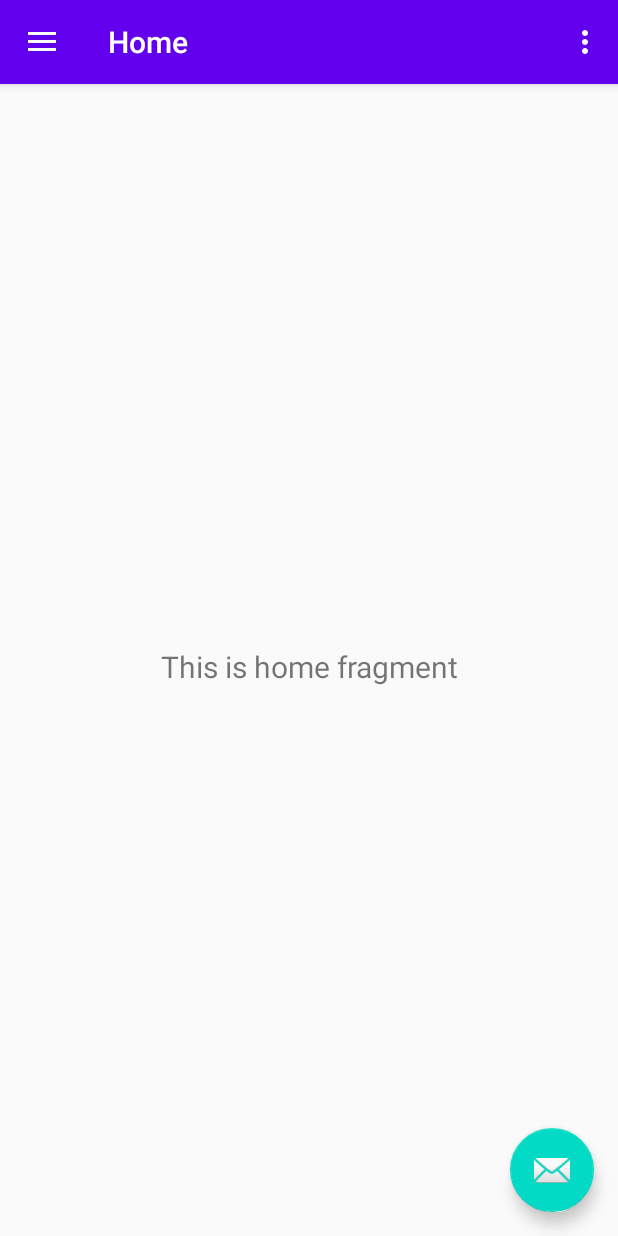
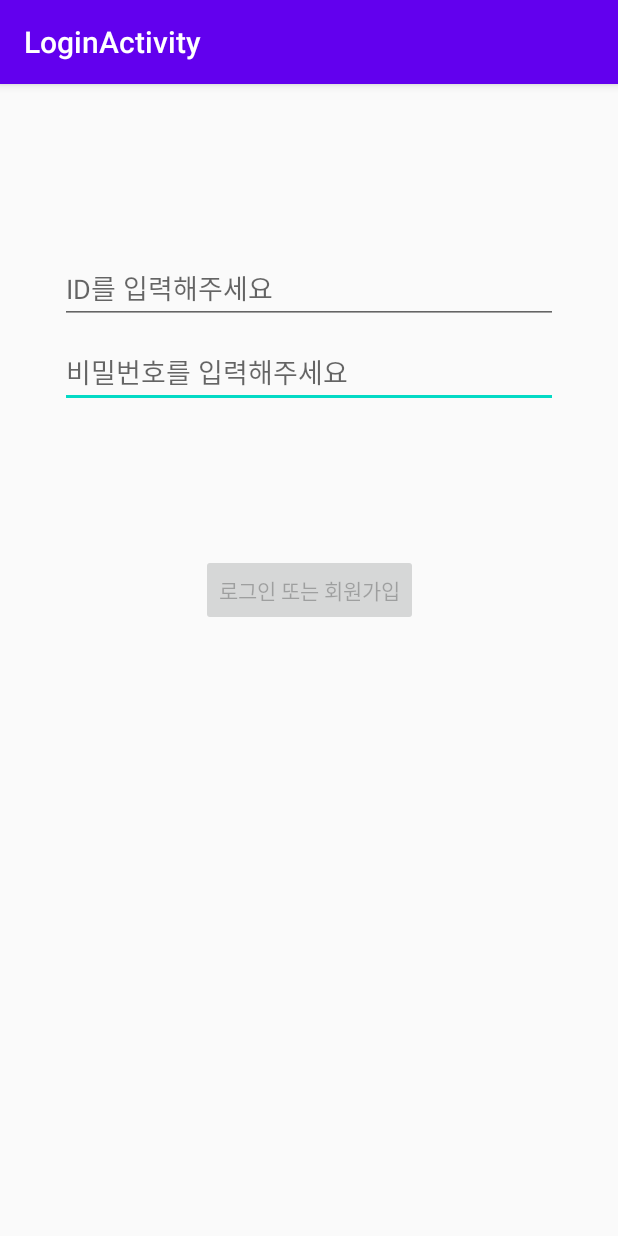
Before and after one commit to TyeolRik/TENNISTRING, an Android app: the screen it shows after launch (MainActivity before the commit, LoginActivity after it), on a phone screen of 412 x 824 dp. Run offline under Robolectric (Android 15) with nearby library versions, the light colour scheme and no system bars; our stand-ins replace Firebase (no records; nobody signed in at launch, a user with empty details on screens opened directly).

Commit message:
Trying to make login. Able to Access Firebase Database.

```diff
--- a/app/build.gradle
+++ b/app/build.gradle
@@ -1,4 +1,5 @@
 apply plugin: 'com.android.application'
+apply plugin: 'com.google.gms.google-services'  // Firebase
 
 android {
     compileSdkVersion 29
@@ -30,6 +31,11 @@ dependencies {
     implementation 'androidx.navigation:navigation-fragment:2.2.2'
     implementation 'androidx.navigation:navigation-ui:2.2.2'
     implementation 'androidx.lifecycle:lifecycle-extensions:2.2.0'
+    implementation 'androidx.annotation:annotation:1.1.0'
+
+    implementation 'com.google.firebase:firebase-analytics:17.4.2'  // add the Firebase SDK for Google Analytics
+    implementation 'com.google.firebase:firebase-firestore:21.4.3'
+
     testImplementation 'junit:junit:4.12'
     androidTestImplementation 'androidx.test.ext:junit:1.1.1'
     androidTestImplementation 'androidx.test.espresso:espresso-core:3.2.0'
--- /dev/null
+++ b/app/src/main/java/io/tyeolrik/tennistring/data/LoginRepository.java
@@ -0,0 +1,54 @@
+package io.tyeolrik.tennistring.data;
+
+import io.tyeolrik.tennistring.data.model.LoggedInUser;
+
+/**
+ * Class that requests authentication and user information from the remote data source and
+ * maintains an in-memory cache of login status and user credentials information.
+ */
+public class LoginRepository {
+
+    private static volatile LoginRepository instance;
+
+    private LoginDataSource dataSource;
+
+    // If user credentials will be cached in local storage, it is recommended it be encrypted
+    // @see https://developer.android.com/training/articles/keystore
+    private LoggedInUser user = null;
+
+    // private constructor : singleton access
+    private LoginRepository(LoginDataSource dataSource) {
+        this.dataSource = dataSource;
+    }
+
+    public static LoginRepository getInstance(LoginDataSource dataSource) {
+        if (instance == null) {
+            instance = new LoginRepository(dataSource);
+        }
+        return instance;
+    }
+
+    public boolean isLoggedIn() {
+        return user != null;
+    }
+
+    public void logout() {
+        user = null;
+        dataSource.logout();
+    }
+
+    private void setLoggedInUser(LoggedInUser user) {
+        this.user = user;
+        // If user credentials will be cached in local storage, it is recommended it be encrypted
+        // @see https://developer.android.com/training/articles/keystore
+    }
+
+    public Result<LoggedInUser> login(String username, String password) {
+        // handle login
+        Result<LoggedInUser> result = dataSource.login(username, password);
+        if (result instanceof Result.Success) {
+            setLoggedInUser(((Result.Success<LoggedInUser>) result).getData());
+        }
+        return result;
+    }
+}
--- /dev/null
+++ b/app/src/main/java/io/tyeolrik/tennistring/ui/login/LoginActivity.java
@@ -0,0 +1,131 @@
+package io.tyeolrik.tennistring.ui.login;
+
+import android.app.Activity;
+
+import androidx.lifecycle.Observer;
+import androidx.lifecycle.ViewModelProviders;
+
+import android.os.Bundle;
+
+import androidx.annotation.Nullable;
+import androidx.annotation.StringRes;
+import androidx.appcompat.app.AppCompatActivity;
+
+import android.text.Editable;
+import android.text.TextWatcher;
+import android.view.KeyEvent;
+import android.view.View;
+import android.view.inputmethod.EditorInfo;
+import android.widget.Button;
+import android.widget.EditText;
+import android.widget.ProgressBar;
+import android.widget.TextView;
+import android.widget.Toast;
+
+import io.tyeolrik.tennistring.R;
+import io.tyeolrik.tennistring.ui.login.LoginViewModel;
+import io.tyeolrik.tennistring.ui.login.LoginViewModelFactory;
+
+public class LoginActivity extends AppCompatActivity {
+
+    private LoginViewModel loginViewModel;
+
+    @Override
+    public void onCreate(Bundle savedInstanceState) {
+        super.onCreate(savedInstanceState);
+        setContentView(R.layout.activity_login);
+        loginViewModel = ViewModelProviders.of(this, new LoginViewModelFactory())
+                .get(LoginViewModel.class);
+
+        final EditText usernameEditText = findViewById(R.id.username);
+        final EditText passwordEditText = findViewById(R.id.password);
+        final Button loginButton = findViewById(R.id.login);
+        final ProgressBar loadingProgressBar = findViewById(R.id.loading);
+
+        loginViewModel.getLoginFormState().observe(this, new Observer<LoginFormState>() {
+            @Override
+            public void onChanged(@Nullable LoginFormState loginFormState) {
+                if (loginFormState == null) {
+                    return;
+                }
+                loginButton.setEnabled(loginFormState.isDataValid());
+                if (loginFormState.getUsernameError() != null) {
+                    usernameEditText.setError(getString(loginFormState.getUsernameError()));
+                }
+                if (loginFormState.getPasswordError() != null) {
+                    passwordEditText.setError(getString(loginFormState.getPasswordError()));
+                }
+            }
+        });
+
+        loginViewModel.getLoginResult().observe(this, new Observer<LoginResult>() {
+            @Override
+            public void onChanged(@Nullable LoginResult loginResult) {
+                if (loginResult == null) {
+                    return;
+                }
+                loadingProgressBar.setVisibility(View.GONE);
+                if (loginResult.getError() != null) {
+                    showLoginFailed(loginResult.getError());
+                }
+                if (loginResult.getSuccess() != null) {
+                    updateUiWithUser(loginResult.getSuccess());
+                }
+                setResult(Activity.RESULT_OK);
+
+                //Complete and destroy login activity once successful
+                finish();
+            }
+        });
+
+        TextWatcher afterTextChangedListener = new TextWatcher() {
+            @Override
+            public void beforeTextChanged(CharSequence s, int start, int count, int after) {
+                // ignore
+            }
+
+            @Override
+            public void onTextChanged(CharSequence s, int start, int before, int count) {
+                // ignore
+            }
+
+            @Override
+            public void afterTextChanged(Editable s) {
+                loginViewModel.loginDataChanged(usernameEditText.getText().toString(),
+                        passwordEditText.getText().toString());
+            }
+        };
+        usernameEditText.addTextChangedListener(afterTextChangedListener);
+        passwordEditText.addTextChangedListener(afterTextChangedListener);
+        passwordEditText.setOnEditorActionListener(new TextView.OnEditorActionListener() {
+
+            @Override
+            public boolean onEditorAction(TextView v, int actionId, KeyEvent event) {
+                if (actionId == EditorInfo.IME_ACTION_DONE) {
+                    loginViewModel.login(usernameEditText.getText().toString(),
+                            passwordEditText.getText().toString());
+                }
+                return false;
+            }
+        });
+
+        loginButton.setOnClickListener(new View.OnClickListener() {
+            @Override
+            public void onClick(View v) {
+                loadingProgressBar.setVisibility(View.VISIBLE);
+                loginViewModel.login(usernameEditText.getText().toString(),
+                        passwordEditText.getText().toString());
+            }
+        });
+    }
+
+    private void updateUiWithUser(LoggedInUserView model) {
+        String welcome = getString(R.string.welcome) + model.getDisplayName();
+        // TODO : initiate successful logged in experience
+        Toast.makeText(getApplicationContext(), welcome, Toast.LENGTH_LONG).show();
+    }
+
+    private void showLoginFailed(@StringRes Integer errorString) {
+        Toast.makeText(getApplicationContext(), errorString, Toast.LENGTH_SHORT).show();
+    }
+}
--- /dev/null
+++ b/app/src/main/java/io/tyeolrik/tennistring/ui/login/LoginViewModel.java
@@ -0,0 +1,70 @@
+package io.tyeolrik.tennistring.ui.login;
+
+import androidx.lifecycle.LiveData;
+import androidx.lifecycle.MutableLiveData;
+import androidx.lifecycle.ViewModel;
+
+import android.util.Patterns;
+
+import io.tyeolrik.tennistring.data.LoginRepository;
+import io.tyeolrik.tennistring.data.Result;
+import io.tyeolrik.tennistring.data.model.LoggedInUser;
+import io.tyeolrik.tennistring.R;
+
+public class LoginViewModel extends ViewModel {
+
+    private MutableLiveData<LoginFormState> loginFormState = new MutableLiveData<>();
+    private MutableLiveData<LoginResult> loginResult = new MutableLiveData<>();
+    private LoginRepository loginRepository;
+
+    LoginViewModel(LoginRepository loginRepository) {
+        this.loginRepository = loginRepository;
+    }
+
+    LiveData<LoginFormState> getLoginFormState() {
+        return loginFormState;
+    }
+
+    LiveData<LoginResult> getLoginResult() {
+        return loginResult;
+    }
+
+    public void login(String username, String password) {
+        // can be launched in a separate asynchronous job
+        Result<LoggedInUser> result = loginRepository.login(username, password);
+
+        if (result instanceof Result.Success) {
+            LoggedInUser data = ((Result.Success<LoggedInUser>) result).getData();
+            loginResult.setValue(new LoginResult(new LoggedInUserView(data.getDisplayName())));
+        } else {
+            loginResult.setValue(new LoginResult(R.string.login_failed));
+        }
+    }
+
+    public void loginDataChanged(String username, String password) {
+        if (!isUserNameValid(username)) {
+            loginFormState.setValue(new LoginFormState(R.string.invalid_username, null));
+        } else if (!isPasswordValid(password)) {
+            loginFormState.setValue(new LoginFormState(null, R.string.invalid_password));
+        } else {
+            loginFormState.setValue(new LoginFormState(true));
+        }
+    }
+
+    // A placeholder username validation check
+    private boolean isUserNameValid(String username) {
+        if (username == null) {
+            return false;
+        }
+        if (username.contains("@")) {
+            return Patterns.EMAIL_ADDRESS.matcher(username).matches();
+        } else {
+            return !username.trim().isEmpty();
+        }
+    }
+
+    // A placeholder password validation check
+    private boolean isPasswordValid(String password) {
+        return password != null && password.trim().length() > 5;
+    }
+}
--- /dev/null
+++ b/app/src/main/java/io/tyeolrik/tennistring/ui/login/LoginViewModelFactory.java
@@ -0,0 +1,26 @@
+package io.tyeolrik.tennistring.ui.login;
+
+import androidx.lifecycle.ViewModel;
+import androidx.lifecycle.ViewModelProvider;
+import androidx.annotation.NonNull;
+
+import io.tyeolrik.tennistring.data.LoginDataSource;
+import io.tyeolrik.tennistring.data.LoginRepository;
+
+/**
+ * ViewModel provider factory to instantiate LoginViewModel.
+ * Required given LoginViewModel has a non-empty constructor
+ */
+public class LoginViewModelFactory implements ViewModelProvider.Factory {
+
+    @NonNull
+    @Override
+    @SuppressWarnings("unchecked")
+    public <T extends ViewModel> T create(@NonNull Class<T> modelClass) {
+        if (modelClass.isAssignableFrom(LoginViewModel.class)) {
+            return (T) new LoginViewModel(LoginRepository.getInstance(new LoginDataSource()));
+        } else {
+            throw new IllegalArgumentException("Unknown ViewModel class");
+        }
+    }
+}
--- /dev/null
+++ b/app/src/main/res/layout/activity_login.xml
@@ -0,0 +1,78 @@
+<?xml version="1.0" encoding="utf-8"?>
+<androidx.constraintlayout.widget.ConstraintLayout xmlns:android="http://schemas.android.com/apk/res/android"
+    xmlns:app="http://schemas.android.com/apk/res-auto"
+    xmlns:tools="http://schemas.android.com/tools"
+    android:id="@+id/container"
+    android:layout_width="match_parent"
+    android:layout_height="match_parent"
+    android:paddingLeft="@dimen/activity_horizontal_margin"
+    android:paddingTop="@dimen/activity_vertical_margin"
+    android:paddingRight="@dimen/activity_horizontal_margin"
+    android:paddingBottom="@dimen/activity_vertical_margin"
+    tools:context=".ui.login.LoginActivity">
+
+    <Button
+        android:id="@+id/login"
+        android:layout_width="wrap_content"
+        android:layout_height="wrap_content"
+        android:layout_gravity="start"
+        android:layout_marginStart="48dp"
+        android:layout_marginTop="16dp"
+        android:layout_marginEnd="48dp"
+        android:layout_marginBottom="64dp"
+        android:enabled="false"
+        android:text="@string/action_sign_in"
+        app:layout_constraintBottom_toBottomOf="parent"
+        app:layout_constraintEnd_toEndOf="parent"
+        app:layout_constraintStart_toStartOf="parent"
+        app:layout_constraintTop_toBottomOf="@+id/password"
+        app:layout_constraintVertical_bias="0.2" />
+
+    <EditText
+        android:id="@+id/password"
+        android:layout_width="0dp"
+        android:layout_height="wrap_content"
+        android:layout_marginStart="24dp"
+        android:layout_marginTop="8dp"
+        android:layout_marginEnd="24dp"
+        android:autofillHints="@string/prompt_password"
+        android:hint="@string/prompt_password"
+        android:imeActionLabel="@string/action_sign_in_short"
+        android:imeOptions="actionDone"
+        android:inputType="textPassword"
+        android:selectAllOnFocus="true"
+        app:layout_constraintEnd_toEndOf="parent"
+        app:layout_constraintStart_toStartOf="parent"
+        app:layout_constraintTop_toBottomOf="@+id/username" />
+
+    <EditText
+        android:id="@+id/username"
+        android:layout_width="0dp"
+        android:layout_height="wrap_content"
+        android:layout_marginStart="24dp"
+        android:layout_marginTop="96dp"
+        android:layout_marginEnd="24dp"
+        android:autofillHints="@string/prompt_email"
+        android:hint="@string/prompt_id"
+        android:inputType="textEmailAddress"
+        android:selectAllOnFocus="true"
+        app:layout_constraintEnd_toEndOf="parent"
+        app:layout_constraintStart_toStartOf="parent"
+        app:layout_constraintTop_toTopOf="parent" />
+
+    <ProgressBar
+        android:id="@+id/loading"
+        android:layout_width="wrap_content"
+        android:layout_height="wrap_content"
+        android:layout_gravity="center"
+        android:layout_marginStart="32dp"
+        android:layout_marginTop="64dp"
+        android:layout_marginEnd="32dp"
+        android:layout_marginBottom="64dp"
+        android:visibility="gone"
+        app:layout_constraintBottom_toBottomOf="parent"
+        app:layout_constraintEnd_toEndOf="@+id/password"
+        app:layout_constraintStart_toStartOf="@+id/password"
+        app:layout_constraintTop_toTopOf="parent"
+        app:layout_constraintVertical_bias="0.3" />
+</androidx.constraintlayout.widget.ConstraintLayout>
--- a/app/src/main/res/values/strings.xml
+++ b/app/src/main/res/values/strings.xml
@@ -10,4 +10,15 @@
     <string name="menu_home">Home</string>
     <string name="menu_gallery">Gallery</string>
     <string name="menu_slideshow">Slideshow</string>
+    <string name="title_activity_login">LoginActivity</string>
+    <string name="prompt_email">Email</string>
+    <string name="prompt_id">ID를 입력해주세요</string>
+    <string name="prompt_password">비밀번호를 입력해주세요</string>
+    <string name="action_sign_in">로그인 또는 회원가입</string>
+    <string name="action_sign_in_short">Sign in</string>
+    <string name="welcome">"Welcome !"</string>
+    <string name="invalid_username">Not a valid username</string>
+    <string name="invalid_password">Password must be >5 characters</string>
+    <string name="login_failed">"Login failed"</string>
+    <string name="unknown_user">UnknownUser</string>
 </resources>
--- a/build.gradle
+++ b/build.gradle
@@ -6,6 +6,8 @@ buildscript {
     }
     dependencies {
         classpath "com.android.tools.build:gradle:4.0.0"
+
+        classpath 'com.google.gms:google-services:4.3.3'    // Firebase
 
         // NOTE: Do not place your application dependencies here; they belong
         // in the individual module build.gradle files
```
Also changed, not shown: app/src/main/AndroidManifest.xml (+8 -5 lines), app/src/main/java/io/tyeolrik/tennistring/data/LoginDataSource.java (added, +86 -0 lines), app/src/main/java/io/tyeolrik/tennistring/data/Result.java (added, +48 -0 lines), app/src/main/java/io/tyeolrik/tennistring/data/model/LoggedInUser.java (added, +23 -0 lines), app/src/main/java/io/tyeolrik/tennistring/ui/login/LoggedInUserView.java (added, +17 -0 lines), app/src/main/java/io/tyeolrik/tennistring/ui/login/LoginFormState.java (added, +40 -0 lines), app/src/main/java/io/tyeolrik/tennistring/ui/login/LoginResult.java (added, +31 -0 lines), 1 other file.
